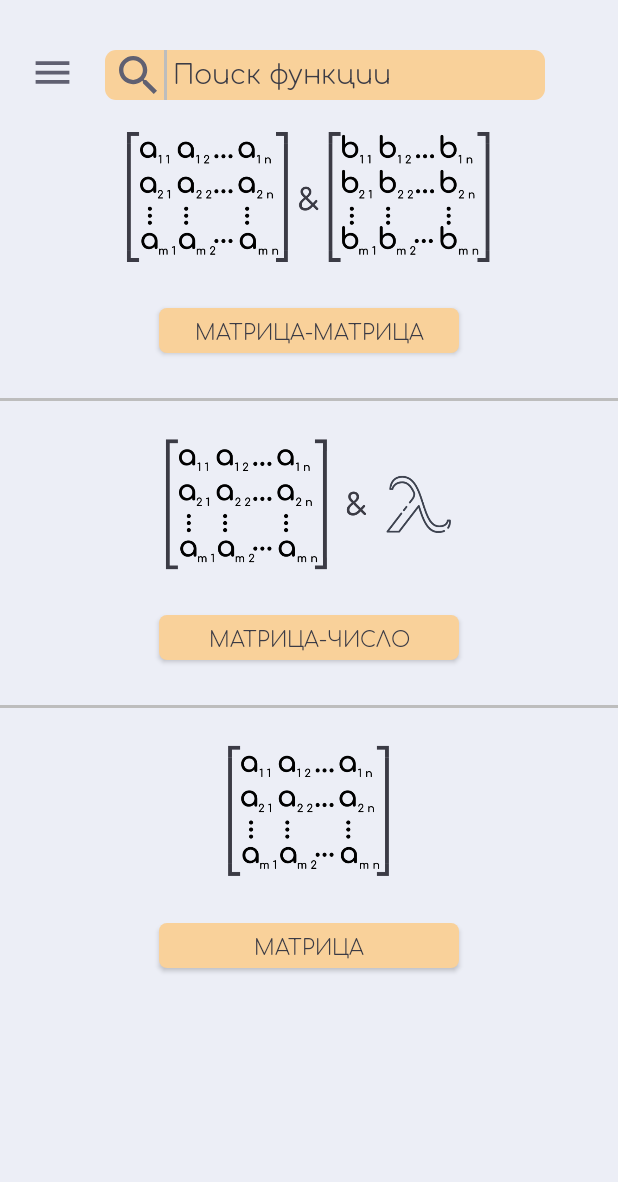
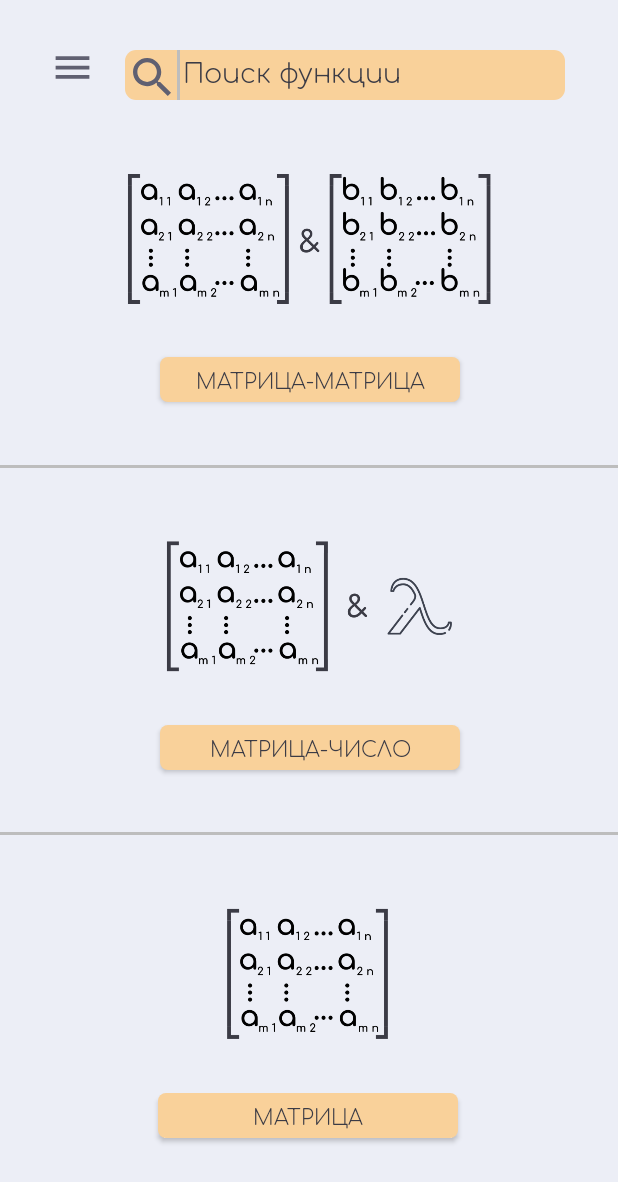
Before and after one commit to std-22/LAMA, an Android app: the screen it shows after launch (MenuNavActivity), on a phone screen of 412 x 824 dp. Shown: the top 1182 px of the screen. Run offline under Robolectric (Android 15) with nearby library versions, the phone set to English and light mode, and no system bars; our stand-ins replace navigation-ui.

Commit message:
UnderLayoutButtons

```diff
--- a/app/src/main/res/layout/fragment_matrix.xml
+++ b/app/src/main/res/layout/fragment_matrix.xml
@@ -1,8 +1,9 @@
 <?xml version="1.0" encoding="utf-8"?>
-<FrameLayout xmlns:android="http://schemas.android.com/apk/res/android"
-    xmlns:tools="http://schemas.android.com/tools"
+<androidx.constraintlayout.widget.ConstraintLayout xmlns:android="http://schemas.android.com/apk/res/android"
+    xmlns:app="http://schemas.android.com/apk/res-auto"
     android:layout_width="match_parent"
     android:layout_height="match_parent"
+    xmlns:tools="http://schemas.android.com/tools"
     tools:context=".ui.matrix.MatrixFragment"
     android:background="?attr/backgroundColor"
     android:orientation="vertical">
@@ -10,50 +11,67 @@
     <!-- Images -->
 
     <ImageView
+        android:id="@+id/two_matrix_image"
         android:layout_width="370dp"
         android:layout_height="200dp"
-        android:layout_marginTop="60dp"
-        android:id="@+id/two_matrix_image"
+        android:layout_gravity="center_horizontal"
         android:contentDescription="@string/two_matrix"
         android:src="@drawable/two_matrix"
-        android:layout_gravity="center_horizontal"
-        tools:ignore="MissingConstraints"/>
-
-    <ImageView
-        android:layout_width="370dp"
-        android:layout_height="200dp"
-        android:layout_marginTop="265dp"
-        android:id="@+id/lyambda_matrix_image"
-        android:contentDescription="@string/lyambda_matrix"
-        android:src="@drawable/lyambda_matrix"
-        android:layout_gravity="center_horizontal"
+        app:layout_constraintEnd_toEndOf="parent"
+        app:layout_constraintStart_toStartOf="parent"
+        app:layout_constraintTop_toBottomOf="@+id/view"
+        app:layout_constraintBottom_toTopOf="@+id/line_1"
         tools:ignore="MissingConstraints" />
 
     <ImageView
+        android:id="@+id/lyambda_matrix_image"
         android:layout_width="370dp"
         android:layout_height="200dp"
-        android:layout_marginTop="470dp"
+        android:layout_gravity="center_horizontal"
+        android:contentDescription="@string/lyambda_matrix"
+        android:src="@drawable/lyambda_matrix"
+        app:layout_constraintEnd_toEndOf="parent"
+        app:layout_constraintStart_toStartOf="parent"
+        app:layout_constraintTop_toBottomOf="@+id/line_1"
+        app:layout_constraintBottom_toTopOf="@+id/line_2"
+        tools:ignore="MissingConstraints" />
+
+    <ImageView
         android:id="@+id/matrix_image"
+        android:layout_width="370dp"
+        android:layout_height="200dp"
+        android:layout_gravity="center_horizontal"
+        android:layout_marginBottom="24dp"
         android:contentDescription="@string/one_matrix"
         android:src="@drawable/one_matrix"
-        android:layout_gravity="center_horizontal"
+        app:layout_constraintBottom_toBottomOf="parent"
+        app:layout_constraintEnd_toEndOf="parent"
+        app:layout_constraintHorizontal_bias="0.478"
+        app:layout_constraintStart_toStartOf="parent"
+        app:layout_constraintTop_toBottomOf="@+id/line_2"
         tools:ignore="MissingConstraints" />
 
     <!-- Separators -->
 
     <View
         android:id="@+id/line_1"
-        android:layout_marginTop="265dp"
         android:layout_width="fill_parent"
         android:layout_height="2dp"
-        android:background="@color/separator" />
+        android:background="@color/separator"
+        app:layout_constraintEnd_toEndOf="parent"
+        app:layout_constraintStart_toStartOf="parent"
+        app:layout_constraintTop_toBottomOf="@+id/two_matrix_image"
+        app:layout_constraintBottom_toTopOf="@+id/lyambda_matrix_image"/>
 
     <View
         android:id="@+id/line_2"
-        android:layout_marginTop="470dp"
         android:layout_width="fill_parent"
         android:layout_height="2dp"
-        android:background="@color/separator" />
+        android:background="@color/separator"
+        app:layout_constraintTop_toBottomOf="@+id/lyambda_matrix_image"
+        app:layout_constraintBottom_toTopOf="@+id/matrix_image"
+        app:layout_constraintEnd_toEndOf="parent"
+        app:layout_constraintStart_toStartOf="parent"/>
 
     <!-- Buttons -->
 
@@ -61,89 +79,124 @@
         android:id="@+id/two_matrix"
         android:layout_width="200dp"
         android:layout_height="30dp"
-        android:layout_marginTop="205dp"
+        android:layout_gravity="center_horizontal"
+        android:layout_marginStart="85dp"
+        android:layout_marginTop="150dp"
+        android:layout_marginEnd="85dp"
+        android:background="@drawable/menu_button"
         android:fontFamily="@font/comfortaa_light"
-        android:background="@drawable/menu_button"
         android:onClick="onClickMatrixMatrix"
         android:text="@string/list_op_two_matrix"
         android:textColor="?attr/textViewColor"
-        android:layout_gravity="center_horizontal"
+        app:layout_constraintEnd_toEndOf="@+id/two_matrix_image"
+        app:layout_constraintStart_toStartOf="@+id/two_matrix_image"
+        app:layout_constraintTop_toTopOf="@+id/two_matrix_image"
         tools:ignore="MissingConstraints,OnClick" />
 
     <Button
         android:id="@+id/lyambda_matrix"
         android:layout_width="200dp"
         android:layout_height="30dp"
-        android:layout_marginTop="410dp"
+        android:layout_gravity="center_horizontal"
+        android:layout_marginStart="85dp"
+        android:layout_marginTop="150dp"
+        android:layout_marginEnd="85dp"
         android:background="@drawable/menu_button"
+        android:fontFamily="@font/comfortaa_light"
         android:onClick="onClickMatrixLyambda"
         android:text="@string/list_op_lyam_matrix"
-        android:fontFamily="@font/comfortaa_light"
         android:textColor="?attr/textViewColor"
-        android:layout_gravity="center_horizontal"
+        app:layout_constraintEnd_toEndOf="@+id/lyambda_matrix_image"
+        app:layout_constraintStart_toStartOf="@+id/lyambda_matrix_image"
+        app:layout_constraintTop_toTopOf="@+id/lyambda_matrix_image"
         tools:ignore="MissingConstraints,OnClick" />
 
     <Button
         android:id="@+id/one_matrix"
         android:layout_width="200dp"
         android:layout_height="30dp"
-        android:layout_marginTop="615dp"
+        android:layout_gravity="center_horizontal"
+        android:layout_marginStart="85dp"
+        android:layout_marginTop="150dp"
+        android:layout_marginEnd="85dp"
         android:background="@drawable/menu_button"
+        android:fontFamily="@font/comfortaa_light"
         android:onClick="onClickMatrix"
         android:text="@string/list_op_matrix"
-        android:fontFamily="@font/comfortaa_light"
         android:textColor="?attr/textViewColor"
-        android:layout_gravity="center_horizontal"
+        app:layout_constraintEnd_toEndOf="@+id/matrix_image"
+        app:layout_constraintStart_toStartOf="@+id/matrix_image"
+        app:layout_constraintTop_toTopOf="@+id/matrix_image"
         tools:ignore="MissingConstraints,OnClick" />
 
     <!-- Header -->
 
     <View
+        android:id="@+id/view"
         android:layout_width="293dp"
         android:layout_height="33dp"
-        android:layout_marginStart="70dp"
         android:layout_marginTop="33dp"
-        android:background="@drawable/view" />
+        android:background="@drawable/view"
+        app:layout_constraintEnd_toEndOf="parent"
+        app:layout_constraintHorizontal_bias="0.70"
+        app:layout_constraintStart_toStartOf="parent"
+        app:layout_constraintTop_toTopOf="parent" />
 
     <EditText
+        android:id="@+id/editText"
         android:layout_width="251dp"
         android:layout_height="40dp"
+        android:layout_marginStart="8dp"
+        android:autofillHints="function"
+        android:background="@null"
+        android:fontFamily="@font/comfortaa_light"
         android:hint="@string/search"
+        android:inputType="textNoSuggestions"
         android:textColor="?attr/textViewColor"
-        android:fontFamily="@font/comfortaa_light"
         android:textColorHint="?attr/textViewColor"
-        android:inputType="textNoSuggestions"
-        android:layout_marginTop="27dp"
-        android:background="@null"
-        android:layout_marginStart="115dp"
-        android:autofillHints="function"/>
+        app:layout_constraintBottom_toBottomOf="@+id/view"
+        app:layout_constraintEnd_toEndOf="@+id/view"
+        app:layout_constraintHorizontal_bias="0.0"
+        app:layout_constraintStart_toEndOf="@+id/imageButton2"
+        app:layout_constraintTop_toTopOf="@+id/view"
+        app:layout_constraintVertical_bias="1.0" />
 
     <View
         android:id="@+id/line_3"
         android:layout_width="2dp"
         android:layout_height="33dp"
-        android:layout_marginTop="33dp"
-        android:layout_marginStart="109dp"
-        android:background="@color/separator" />
+        android:layout_marginStart="4dp"
+        android:background="@color/separator"
+        app:layout_constraintEnd_toStartOf="@+id/editText"
+        app:layout_constraintHorizontal_bias="0.0"
+        app:layout_constraintStart_toEndOf="@+id/imageButton2"
+        app:layout_constraintTop_toTopOf="@+id/view" />
 
     <ImageButton
+        android:id="@+id/imageButton2"
         android:layout_width="25dp"
         android:layout_height="25dp"
-        android:layout_marginTop="37dp"
-        android:layout_marginStart="79dp"
+        android:layout_marginStart="5dp"
+        android:layout_marginTop="5dp"
+        android:layout_marginBottom="3dp"
+        android:background="?attr/viewColor"
+        android:contentDescription="@string/search"
         android:scaleType="centerCrop"
-        android:background="?attr/viewColor"
         android:src="@drawable/ic_search"
-        android:contentDescription="@string/search"/>
+        app:layout_constraintBottom_toBottomOf="@+id/view"
+        app:layout_constraintStart_toStartOf="@+id/view"
+        app:layout_constraintTop_toTopOf="@+id/view" />
 
     <ImageView
         android:layout_width="30dp"
         android:layout_height="30dp"
-        android:layout_marginTop="33dp"
-        android:layout_marginStart="20dp"
+        android:layout_marginStart="33dp"
+        android:layout_marginTop="30dp"
+        android:background="?attr/backgroundColor"
+        android:contentDescription="@string/navicon"
         android:scaleType="centerCrop"
-        android:background="?attr/backgroundColor"
         android:src="@drawable/ic_nav"
-        android:contentDescription="@string/navicon"/>
+        app:layout_constraintStart_toStartOf="parent"
+        app:layout_constraintTop_toTopOf="parent" />
 
-</FrameLayout>
+</androidx.constraintlayout.widget.ConstraintLayout>
```
Also changed, not shown: app/src/main/java/io/github/studio22/lama/SwipeHelper.java (+4 -4 lines), app/src/main/res/layout/activity_main.xml (+58 -25 lines).
